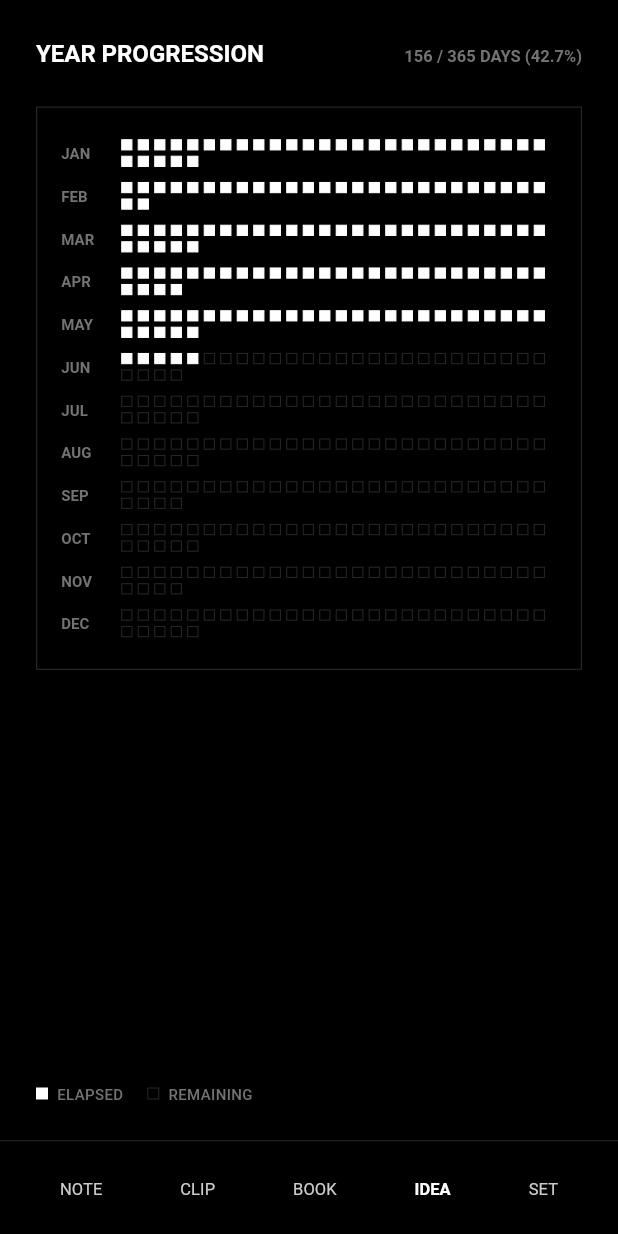
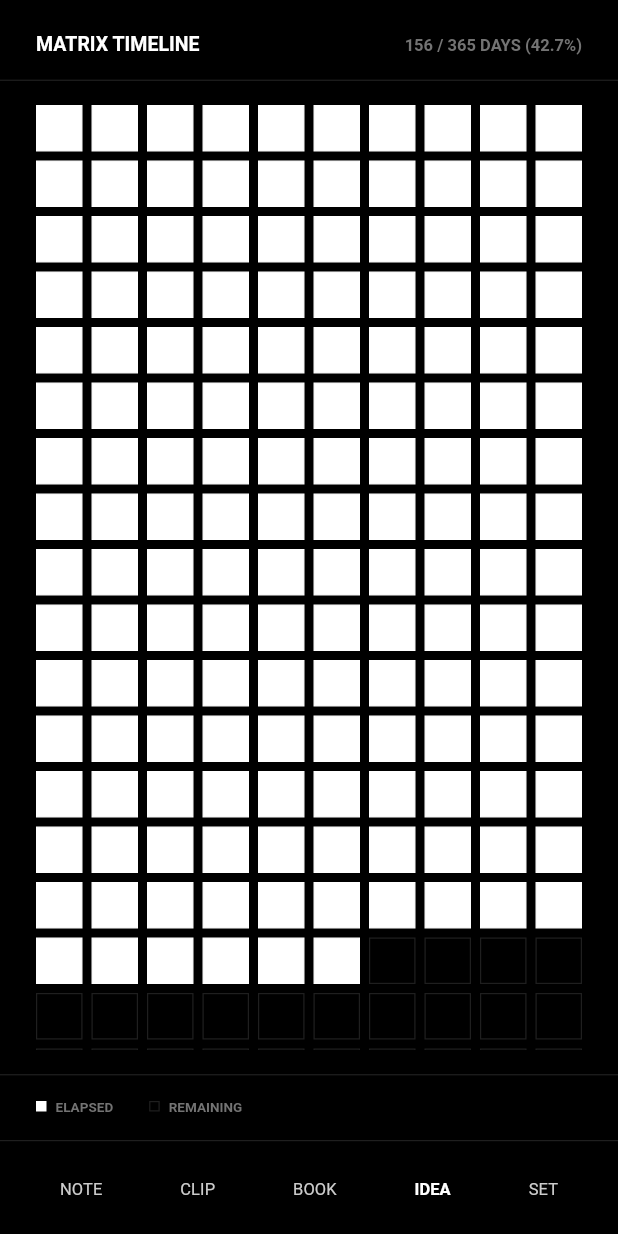
Before and after one commit to darshseraphic/Rocen, a Flutter app: the screen it shows after launch, item 4 of the bottom bar chosen, on a phone screen of 412 x 824 dp. Run offline on Flutter 3.47's test engine with Material 3 defaults, Android fonts, the phone set to English and light mode, and no system bars; our stand-ins replace file_picker, flutter_riverpod, hive_flutter; missing offline and left inert: photo_manager; accounts and stored records are empty.

Commit message:
initial commit

```diff
--- a/lib/features/ideainbox.dart
+++ b/lib/features/ideainbox.dart
@@ -11,178 +11,136 @@ class IdeaInboxScreen extends ConsumerStatefulWidget {
 
 class _IdeaInboxScreenState extends ConsumerState<IdeaInboxScreen> {
 
-  // Helper to determine the number of days in each month for the current year
+  int _getTotalDaysInYear(int year) {
+    bool isLeapYear = (year % 4 == 0 && year % 100 != 0) || (year % 400 == 0);
+    return isLeapYear ? 366 : 365;
+  }
+
   List<int> _getDaysInMonths(int year) {
     bool isLeapYear = (year % 4 == 0 && year % 100 != 0) || (year % 400 == 0);
-    return [
-      31, // Jan
-      isLeapYear ? 29 : 28, // Feb
-      31, // Mar
-      30, // Apr
-      31, // May
-      30, // Jun
-      31, // Jul
-      31, // Aug
-      30, // Sep
-      31, // Oct
-      30, // Nov
-      31  // Dec
-    ];
+    return [31, isLeapYear ? 29 : 28, 31, 30, 31, 30, 31, 31, 30, 31, 30, 31];
   }
-
-  // Short labels for the matrix rows
-  final List<String> _monthLabels = [
-    'JAN', 'FEB', 'MAR', 'APR', 'MAY', 'JUN',
-    'JUL', 'AUG', 'SEP', 'OCT', 'NOV', 'DEC'
-  ];
 
   @override
   Widget build(BuildContext context) {
     final isDark = ref.watch(themeProvider);
-
-    // Get current calendar data
     final now = DateTime.now();
     final currentYear = now.year;
-    final daysInMonths = _getDaysInMonths(currentYear);
 
-    // Styling configurations matching your system's brutalist vibe
-    final textMain = isDark ? Colors.white : Colors.black;
-    final textSub = isDark ? const Color(0xFF737373) : const Color(0xFF888888);
-    final ruleBorder = isDark ? const Color(0xFF262626) : const Color(0xFFE5E5E5);
-    final filledColor = isDark ? Colors.white : Colors.black;
-
-    // Calculate absolute day of the year progress metrics
-    int totalDaysInYear = daysInMonths.reduce((a, b) => a + b);
+    final int totalDaysInYear = _getTotalDaysInYear(currentYear);
+    final List<int> daysInMonths = _getDaysInMonths(currentYear);
 
     int currentDayOfYear = 0;
     for (int i = 0; i < now.month - 1; i++) {
       currentDayOfYear += daysInMonths[i];
     }
     currentDayOfYear += now.day;
-
     double completionPercentage = (currentDayOfYear / totalDaysInYear) * 100;
 
-    return Padding(
-      padding: const EdgeInsets.all(24.0),
+    final textMain = isDark ? Colors.white : Colors.black;
+    final textSub = isDark ? const Color(0xFF737373) : const Color(0xFF888888);
+    final ruleBorder = isDark ? const Color(0xFF1F1F1F) : const Color(0xFFE5E5E5);
+    final filledColor = isDark ? Colors.white : Colors.black;
+
+    return Container(
+      color: isDark ? Colors.black : Colors.white,
+      child: SafeArea(
         child: Column(
           crossAxisAlignment: CrossAxisAlignment.start,
           children: [
-          // MATRIX HEADLINE METRICS
-          Row(
+            // STATUS LINE HEADER BLOCK
+            Padding(
+              padding: const EdgeInsets.fromLTRB(24.0, 20.0, 24.0, 14.0),
+              child: Row(
                 mainAxisAlignment: MainAxisAlignment.spaceBetween,
                 crossAxisAlignment: CrossAxisAlignment.baseline,
                 textBaseline: TextBaseline.alphabetic,
                 children: [
                   Text(
-                'YEAR PROGRESSION',
-                style: TextStyle(color: textMain, fontSize: 16, fontWeight: FontWeight.w600, letterSpacing: -0.02),
+                    'MATRIX TIMELINE',
+                    style: TextStyle(color: textMain, fontSize: 13, fontWeight: FontWeight.w700, letterSpacing: 0.02),
                   ),
                   Text(
                     '$currentDayOfYear / $totalDaysInYear DAYS (${completionPercentage.toStringAsFixed(1)}%)',
-                style: TextStyle(color: textSub, fontSize: 11, fontWeight: FontWeight.w600, letterSpacing: 0.02),
+                    style: TextStyle(color: textSub, fontSize: 11, fontWeight: FontWeight.w600, letterSpacing: 0.01),
                   ),
                 ],
               ),
-          const SizedBox(height: 24),
+            ),
 
-          // THE 365 GRID SYSTEM CONTAINER
+            Divider(color: ruleBorder, height: 1, thickness: 0.8),
+
+            // FREE-FLOWING 10-COLUMN MATRIX EXPANSION
             Expanded(
-            child: SingleChildScrollView(
+              child: Padding(
+                padding: const EdgeInsets.symmetric(horizontal: 24.0, vertical: 16.0),
+                child: LayoutBuilder(
+                  builder: (context, constraints) {
+                    // Calculates standard square spacing boundaries across 10 columns
+                    final double totalSpacing = 6.0 * 9; // 9 gaps between 10 elements
+                    final double boxWidth = (constraints.maxWidth - totalSpacing) / 10;
+
+                    return GridView.builder(
                       physics: const BouncingScrollPhysics(),
-              child: Container(
-                padding: const EdgeInsets.all(16),
-                decoration: BoxDecoration(
-                  border: Border.all(color: ruleBorder, width: 0.8),
+                      itemCount: totalDaysInYear,
+                      gridDelegate: const SliverGridDelegateWithFixedCrossAxisCount(
+                        crossAxisCount: 10, // Swapped to 10 items per row
+                        crossAxisSpacing: 6.0,
+                        mainAxisSpacing: 6.0,
+                        childAspectRatio: 1.0,
                       ),
-                child: Column(
-                  children: List.generate(12, (monthIndex) {
-                    final daysInThisMonth = daysInMonths[monthIndex];
-
-                    return Padding(
-                      padding: const EdgeInsets.symmetric(vertical: 5.0),
-                      child: Row(
-                        children: [
-                          // Fixed dimension Month Label code block
-                          SizedBox(
-                            width: 32,
-                            child: Text(
-                              _monthLabels[monthIndex],
-                              style: TextStyle(
-                                color: textSub,
-                                fontSize: 10,
-                                fontWeight: FontWeight.bold,
-                                letterSpacing: 0.05,
-                              ),
-                            ),
-                          ),
-                          const SizedBox(width: 8),
-
-                          // Horizontal sequence mapping the specific days
-                          Expanded(
-                            child: Wrap(
-                              spacing: 3.5,
-                              runSpacing: 3.5,
-                              children: List.generate(daysInThisMonth, (dayIndex) {
-                                final targetDate = DateTime(currentYear, monthIndex + 1, dayIndex + 1);
-
-                                // Determine if this iteration block represents a historical/current date
-                                final bool isPastOrToday = targetDate.isBefore(now) ||
-                                    (targetDate.year == now.year &&
-                                        targetDate.month == now.month &&
-                                        targetDate.day == now.day);
+                      itemBuilder: (context, index) {
+                        final int targetDayIndex = index + 1;
+                        final bool isPastOrToday = targetDayIndex <= currentDayOfYear;
 
                         return Container(
-                                  width: 7.5,
-                                  height: 7.5,
+                          width: boxWidth,
+                          height: boxWidth,
                           decoration: BoxDecoration(
                             color: isPastOrToday ? filledColor : Colors.transparent,
                             border: Border.all(
                               color: isPastOrToday ? filledColor : ruleBorder,
-                                      width: 0.7,
+                              width: 0.8,
                             ),
                           ),
                         );
-                              }),
-                            ),
-                          ),
-                        ],
-                      ),
+                      },
                     );
-                  }),
-                ),
+                  },
                 ),
               ),
             ),
 
-          const SizedBox(height: 16),
+            Divider(color: ruleBorder, height: 1, thickness: 0.8),
 
-          // GRID LEGEND SYSTEM FOOTER
-          Row(
+            // BASE INFRASTRUCTURE STATUS LEGEND
+            Padding(
+              padding: const EdgeInsets.fromLTRB(24.0, 14.0, 24.0, 16.0),
+              child: Row(
                 children: [
                   Container(
-                width: 8,
-                height: 8,
+                    width: 7,
+                    height: 7,
+                    decoration: BoxDecoration(color: filledColor),
+                  ),
+                  const SizedBox(width: 6),
+                  Text('ELAPSED', style: TextStyle(color: textSub, fontSize: 9, fontWeight: FontWeight.bold, letterSpacing: 0.02)),
+                  const SizedBox(width: 24),
+                  Container(
+                    width: 7,
+                    height: 7,
                     decoration: BoxDecoration(
-                  color: filledColor,
-                  border: Border.all(color: filledColor, width: 0.7),
+                      color: Colors.transparent,
+                      border: Border.all(color: ruleBorder, width: 0.8),
                     ),
                   ),
                   const SizedBox(width: 6),
-              Text('ELAPSED', style: TextStyle(color: textSub, fontSize: 10, fontWeight: FontWeight.w500)),
-              const SizedBox(width: 16),
-              Container(
-                width: 8,
-                height: 8,
-                decoration: BoxDecoration(
-                  color: Colors.transparent,
-                  border: Border.all(color: ruleBorder, width: 0.7),
+                  Text('REMAINING', style: TextStyle(color: textSub, fontSize: 9, fontWeight: FontWeight.bold, letterSpacing: 0.02)),
+                ],
               ),
-              ),
-              const SizedBox(width: 6),
-              Text('REMAINING', style: TextStyle(color: textSub, fontSize: 10, fontWeight: FontWeight.w500)),
-            ],
             )
           ],
+        ),
       ),
     );
   }
```
Lines whose indentation alone changed are shown as unchanged.
